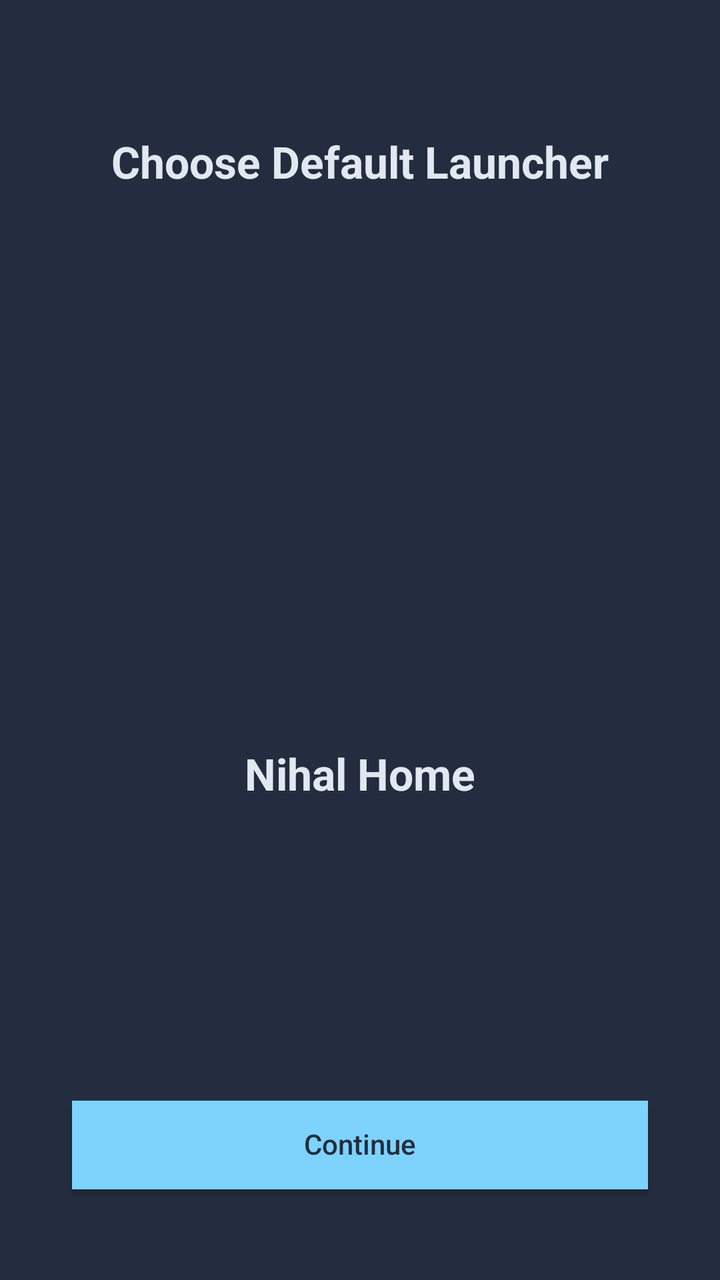
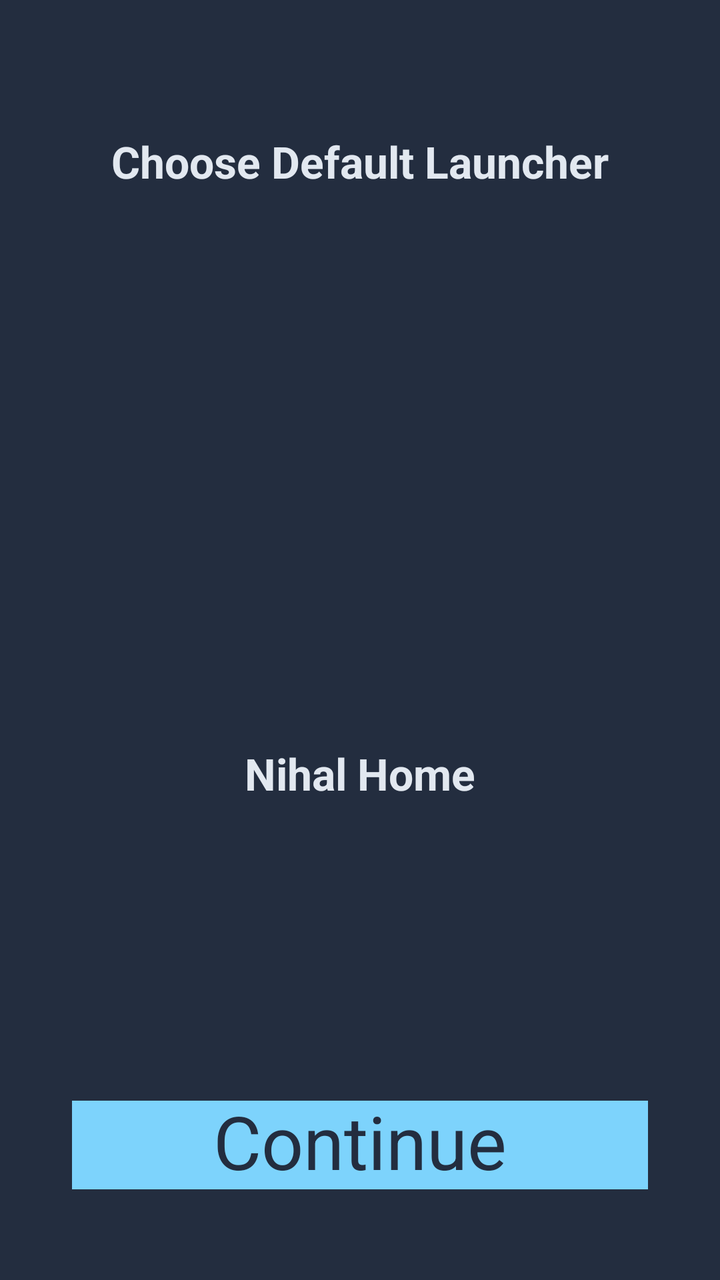

Before-and-after screenshots of an Android layout around one commit, followed by the original layout XML and the change that was made.
<!-- AndroidManifest.xml: activity theme Theme.NihalHome -->
<!-- res/layout/activity_default_launcher.xml -->
<?xml version="1.0" encoding="utf-8"?>
<androidx.constraintlayout.widget.ConstraintLayout
    xmlns:android="http://schemas.android.com/apk/res/android"
    xmlns:app="http://schemas.android.com/apk/res-auto"
    android:layout_width="match_parent"
    android:layout_height="match_parent"
    android:background="@color/onboarding_background">

    
    <androidx.constraintlayout.widget.Guideline
        android:id="@+id/guideTitleTop"
        android:layout_width="wrap_content"
        android:layout_height="wrap_content"
        android:orientation="horizontal"
        app:layout_constraintGuide_percent="0.108" />

    <androidx.constraintlayout.widget.Guideline
        android:id="@+id/guideTitleBottom"
        android:layout_width="wrap_content"
        android:layout_height="wrap_content"
        android:orientation="horizontal"
        app:layout_constraintGuide_percent="0.148" />

    <androidx.constraintlayout.widget.Guideline
        android:id="@+id/guideIconTop"
        android:layout_width="wrap_content"
        android:layout_height="wrap_content"
        android:orientation="horizontal"
        app:layout_constraintGuide_percent="0.386" />

    <androidx.constraintlayout.widget.Guideline
        android:id="@+id/guideIconBottom"
        android:layout_width="wrap_content"
        android:layout_height="wrap_content"
        android:orientation="horizontal"
        app:layout_constraintGuide_percent="0.557" />

    <androidx.constraintlayout.widget.Guideline
        android:id="@+id/guideLabelTop"
        android:layout_width="wrap_content"
        android:layout_height="wrap_content"
        android:orientation="horizontal"
        app:layout_constraintGuide_percent="0.586" />

    <androidx.constraintlayout.widget.Guideline
        android:id="@+id/guideLabelBottom"
        android:layout_width="wrap_content"
        android:layout_height="wrap_content"
        android:orientation="horizontal"
        app:layout_constraintGuide_percent="0.626" />

    <androidx.constraintlayout.widget.Guideline
        android:id="@+id/guideButtonTop"
        android:layout_width="wrap_content"
        android:layout_height="wrap_content"
        android:orientation="horizontal"
        app:layout_constraintGuide_percent="0.860" />

    <androidx.constraintlayout.widget.Guideline
        android:id="@+id/guideButtonBottom"
        android:layout_width="wrap_content"
        android:layout_height="wrap_content"
        android:orientation="horizontal"
        app:layout_constraintGuide_percent="0.929" />

    
    <androidx.constraintlayout.widget.Guideline
        android:id="@+id/guideIconLeft"
        android:layout_width="wrap_content"
        android:layout_height="wrap_content"
        android:orientation="vertical"
        app:layout_constraintGuide_percent="0.325" />

    <androidx.constraintlayout.widget.Guideline
        android:id="@+id/guideIconRight"
        android:layout_width="wrap_content"
        android:layout_height="wrap_content"
        android:orientation="vertical"
        app:layout_constraintGuide_percent="0.675" />

    
    <androidx.constraintlayout.widget.Guideline
        android:id="@+id/guideLeft"
        android:layout_width="wrap_content"
        android:layout_height="wrap_content"
        android:orientation="vertical"
        app:layout_constraintGuide_percent="0.10" />

    <androidx.constraintlayout.widget.Guideline
        android:id="@+id/guideRight"
        android:layout_width="wrap_content"
        android:layout_height="wrap_content"
        android:orientation="vertical"
        app:layout_constraintGuide_percent="0.90" />

    
    <androidx.appcompat.widget.AppCompatTextView
        android:id="@+id/textChooseDefaultLauncher"
        android:layout_width="0dp"
        android:layout_height="0dp"
        android:text="@string/choose_default_launcher_title"
        android:textColor="@color/onboarding_heading"
        android:textStyle="bold"
        android:gravity="center"
        android:maxLines="1"
        android:includeFontPadding="false"
        android:ellipsize="none"
        app:autoSizeTextType="uniform"
        app:autoSizeMinTextSize="1sp"
        app:autoSizeMaxTextSize="200sp"
        app:autoSizeStepGranularity="1sp"
        app:layout_constraintStart_toStartOf="@id/guideLeft"
        app:layout_constraintEnd_toEndOf="@id/guideRight"
        app:layout_constraintTop_toTopOf="@id/guideTitleTop"
        app:layout_constraintBottom_toBottomOf="@id/guideTitleBottom" />

    
    <com.google.android.material.imageview.ShapeableImageView
        android:id="@+id/imageAppLogo"
        android:layout_width="0dp"
        android:layout_height="0dp"
        android:scaleType="centerCrop"
        android:src="@mipmap/ic_launcher"
        app:shapeAppearanceOverlay="@style/CircleImageOverlay"
        app:layout_constraintStart_toStartOf="@id/guideIconLeft"
        app:layout_constraintEnd_toEndOf="@id/guideIconRight"
        app:layout_constraintTop_toTopOf="@id/guideIconTop"
        app:layout_constraintBottom_toBottomOf="@id/guideIconBottom" />

    
    <androidx.appcompat.widget.AppCompatTextView
        android:id="@+id/textAppName"
        android:layout_width="0dp"
        android:layout_height="0dp"
        android:text="@string/app_name"
        android:textColor="@color/onboarding_heading"
        android:textStyle="bold"
        android:gravity="center"
        android:maxLines="1"
        android:includeFontPadding="false"
        android:ellipsize="none"
        app:autoSizeTextType="uniform"
        app:autoSizeMinTextSize="1sp"
        app:autoSizeMaxTextSize="200sp"
        app:autoSizeStepGranularity="1sp"
        app:layout_constraintStart_toStartOf="@id/guideLeft"
        app:layout_constraintEnd_toEndOf="@id/guideRight"
        app:layout_constraintTop_toTopOf="@id/guideLabelTop"
        app:layout_constraintBottom_toBottomOf="@id/guideLabelBottom" />

    
    <Button
        android:id="@+id/buttonContinue"
        android:layout_width="0dp"
        android:layout_height="0dp"
        android:minWidth="0dp"
        android:minHeight="0dp"
        android:paddingVertical="0dp"
        android:background="@color/onboarding_accent"
        android:text="@string/action_continue"
        android:textColor="@color/onboarding_button_text"
        android:textAllCaps="false"
        android:gravity="center"
        android:maxLines="1"
        android:includeFontPadding="false"
        android:elevation="0dp"
        app:layout_constraintStart_toStartOf="@id/guideLeft"
        app:layout_constraintEnd_toEndOf="@id/guideRight"
        app:layout_constraintTop_toTopOf="@id/guideButtonTop"
        app:layout_constraintBottom_toBottomOf="@id/guideButtonBottom" />

</androidx.constraintlayout.widget.ConstraintLayout>
<!-- resources referenced by this layout -->
<resources>
  <color name="onboarding_accent">#7DD3FC</color>
  <color name="onboarding_background">#232D3F</color>
  <color name="onboarding_button_text">#232D3F</color>
  <color name="onboarding_heading">#E2E8F0</color>
  <!-- mipmap ic_launcher (mipmap-anydpi-v26) -->
  <?xml version="1.0" encoding="utf-8"?>
  <adaptive-icon xmlns:android="http://schemas.android.com/apk/res/android">
      <background android:drawable="@drawable/ic_launcher_background"/>
      <foreground android:drawable="@drawable/ic_launcher_foreground"/>
  </adaptive-icon>
  <string name="action_continue">Continue</string>
  <string name="app_name">Nihal Home</string>
  <string name="choose_default_launcher_title">Choose Default Launcher</string>
  <style name="CircleImageOverlay">
          <item name="cornerFamily">rounded</item>
          <item name="cornerSize">50%</item>
      </style>
  <style name="Theme.NihalHome" parent="android:Theme.Material.Light.NoActionBar">
          <item name="android:windowBackground">@android:color/white</item>
          <item name="android:statusBarColor">@android:color/white</item>
          <item name="android:navigationBarColor">@android:color/white</item>
          <item name="android:windowLightStatusBar">true</item>
      </style>
  <!-- drawable ic_launcher_background: png bitmap (drawable, 8505 bytes) -->
  <!-- drawable ic_launcher_foreground: png bitmap (drawable, 4767 bytes) -->
</resources>

<!-- the commit's change to res/layout/activity_default_launcher.xml (unified diff, before → after) -->
@@ -149,7 +149,7 @@
         app:layout_constraintBottom_toBottomOf="@id/guideLabelBottom" />
 
     
-    <Button
+    <androidx.appcompat.widget.AppCompatButton
         android:id="@+id/buttonContinue"
         android:layout_width="0dp"
         android:layout_height="0dp"
@@ -163,7 +163,12 @@
         android:gravity="center"
         android:maxLines="1"
         android:includeFontPadding="false"
+        android:ellipsize="none"
         android:elevation="0dp"
+        app:autoSizeTextType="uniform"
+        app:autoSizeMinTextSize="1sp"
+        app:autoSizeMaxTextSize="200sp"
+        app:autoSizeStepGranularity="1sp"
         app:layout_constraintStart_toStartOf="@id/guideLeft"
         app:layout_constraintEnd_toEndOf="@id/guideRight"
         app:layout_constraintTop_toTopOf="@id/guideButtonTop"
